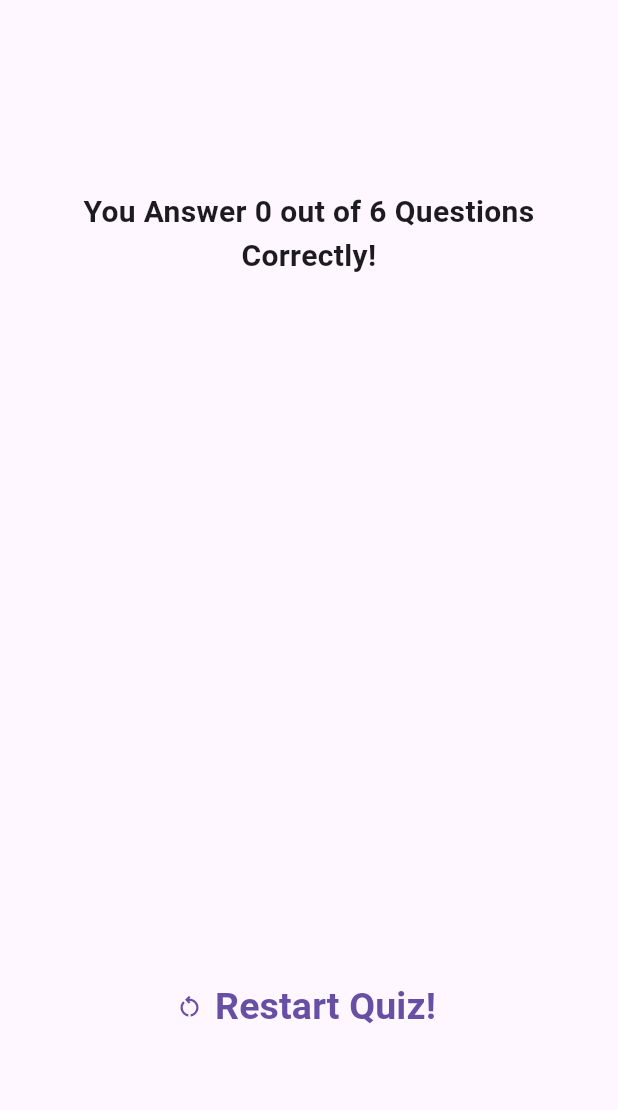
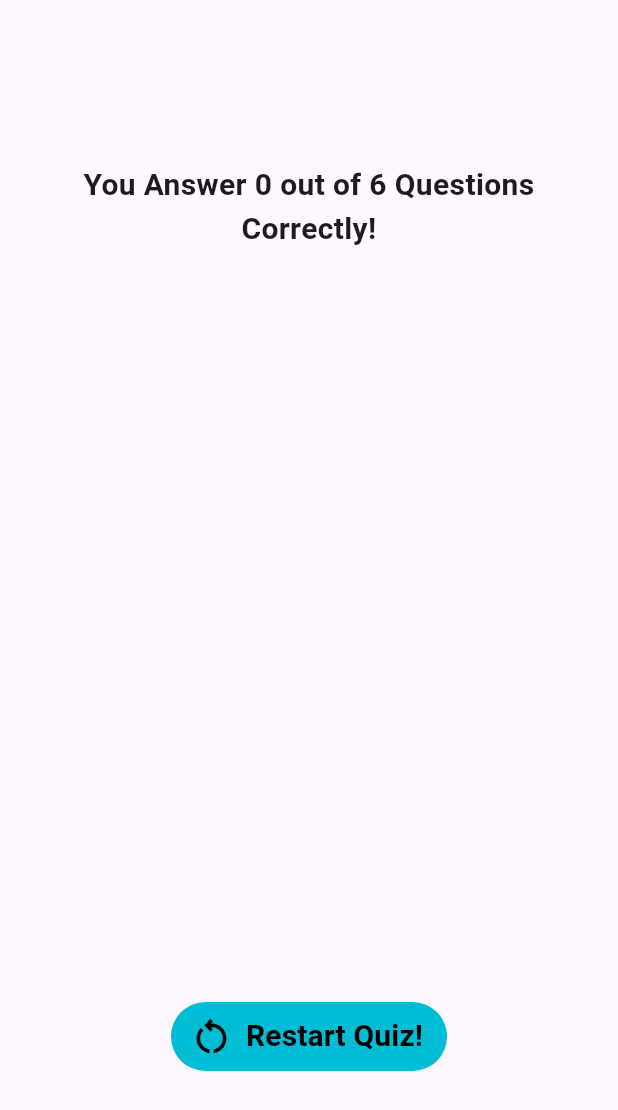
Before and after one commit to ramyhany0/quiz_app, a Flutter app: the Result widget shown alone on an empty page, opened directly with empty values, on a phone screen of 412 x 824 dp. Shown: the top 1110 px of the screen. Run offline on Flutter 3.47's test engine with Material 3 defaults, Android fonts, the phone set to English and light mode, and no system bars; our stand-ins replace google_fonts.

Commit message:
"Updated Result widget layout and styling"

```diff
--- a/lib/result.dart
+++ b/lib/result.dart
@@ -40,18 +40,28 @@ class Result extends StatelessWidget {
             textAlign: TextAlign.center,
           ),
           const SizedBox(
-            height: 30,
+            height: 50,
           ),
           Summarypage(summaryData),
           const SizedBox(
-            height: 30,
+            height: 50,
           ),
           TextButton.icon(
+              style: ButtonStyle(
+                backgroundColor: MaterialStateProperty.all(Colors.cyan),
+                foregroundColor: MaterialStateProperty.all(Colors.black),
+              ),
               onPressed: restart,
-              icon: const Icon(Icons.restart_alt_outlined),
+              icon: const Icon(
+                Icons.restart_alt_outlined,
+                size: 30,
+              ),
               label: const Text(
                 "Restart Quiz!",
-                style: TextStyle(fontSize: 25, fontWeight: FontWeight.bold),
+                style: TextStyle(
+                  fontSize: 20,
+                  fontWeight: FontWeight.bold,
+                ),
               ))
         ],
       ),
```
